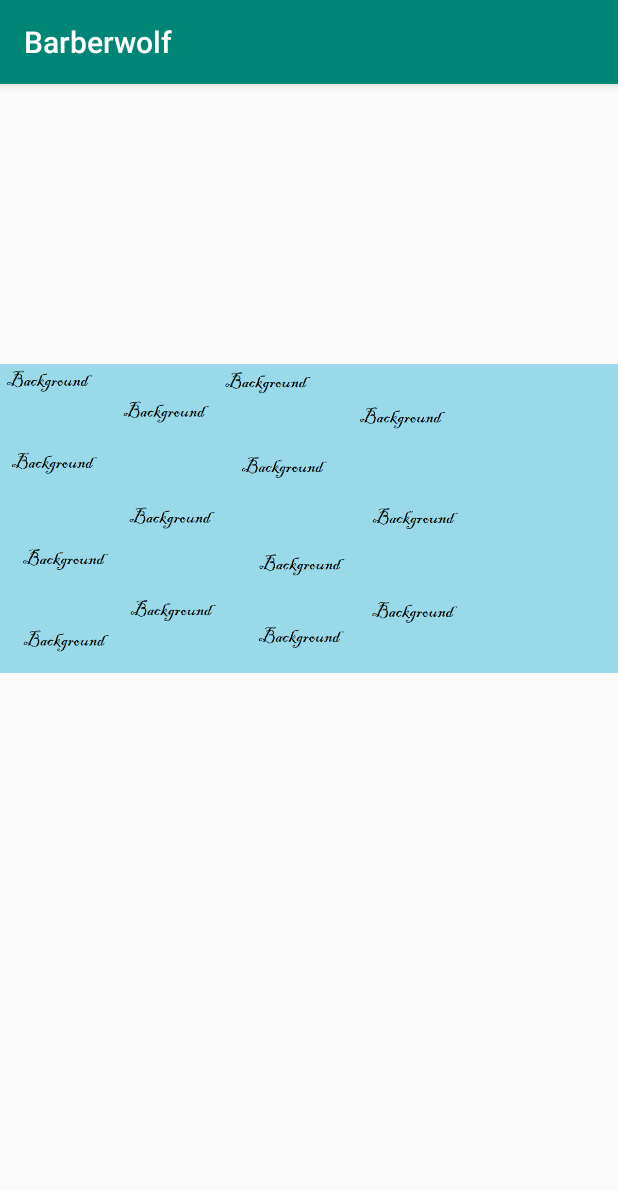
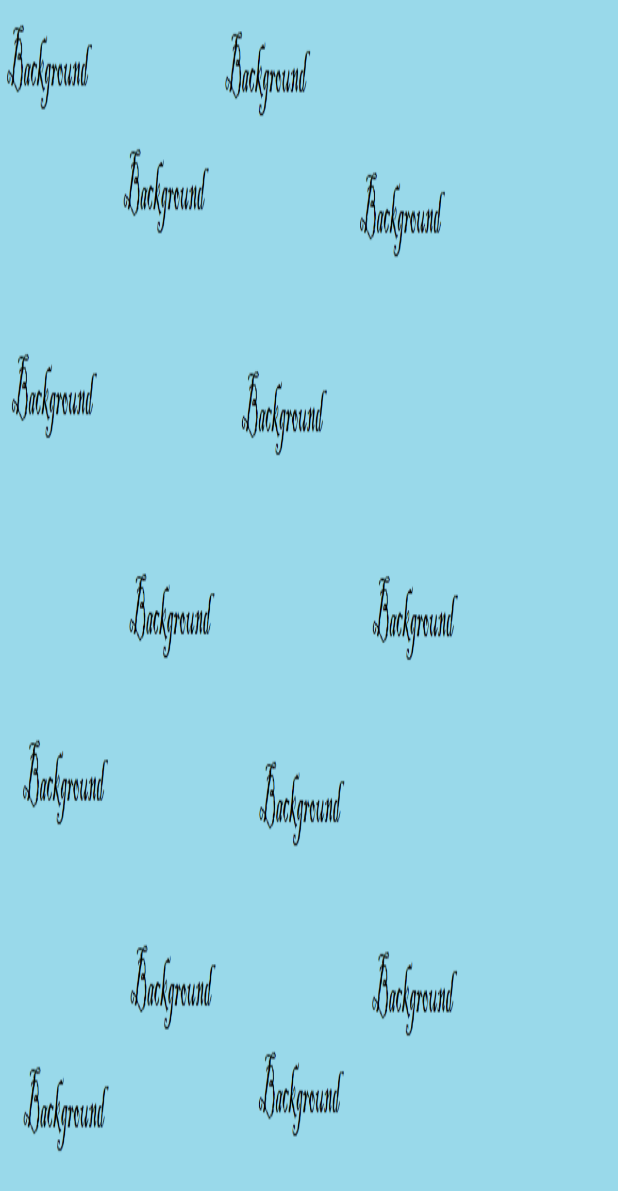
Before and after one commit to Nenartovich/Barberwolf, an Android app: the screen it shows after launch (GameField), after a tap on "NEW GAME", on a phone screen of 412 x 824 dp. Shown: the top 1191 px of the screen. Run offline under Robolectric (Android 15) with nearby library versions, the phone set to English and light mode, and no system bars.

Commit message:
Made all fullscreen and fixed background

```diff
--- a/app/src/main/AndroidManifest.xml
+++ b/app/src/main/AndroidManifest.xml
@@ -9,7 +9,7 @@
         android:label="@string/app_name"
         android:roundIcon="@mipmap/ic_launcher_round"
         android:supportsRtl="true"
-        android:theme="@style/AppTheme">
+        android:theme="@style/Theme.AppCompat.NoActionBar">
         <activity android:name=".GameField"/>
         <activity android:name=".MainActivity">
             <intent-filter>
--- a/app/src/main/java/org/project/barberwolf/GameField.java
+++ b/app/src/main/java/org/project/barberwolf/GameField.java
@@ -1,7 +1,15 @@
 package org.project.barberwolf;
 
+import android.content.Context;
+import android.graphics.Bitmap;
+import android.graphics.Canvas;
+import android.graphics.Color;
+import android.graphics.Paint;
 import android.os.Bundle;
+import android.view.View;
+import android.view.WindowManager;
 import android.widget.Button;
+import android.widget.ImageView;
 
 import androidx.appcompat.app.AppCompatActivity;
 
@@ -10,6 +18,8 @@
     @Override
     public void onCreate(Bundle savedInstanceState) {
         super.onCreate(savedInstanceState);
+        getWindow().setFlags(WindowManager.LayoutParams.FLAG_FULLSCREEN,
+                WindowManager.LayoutParams.FLAG_FULLSCREEN);
         setContentView(R.layout.game_field);
     }
 }
--- a/app/src/main/java/org/project/barberwolf/MainActivity.java
+++ b/app/src/main/java/org/project/barberwolf/MainActivity.java
@@ -5,6 +5,7 @@
 import android.content.Intent;
 import android.os.Bundle;
 import android.view.View;
+import android.view.WindowManager;
 import android.widget.Button;
 
 
@@ -13,6 +14,8 @@
     @Override
     protected void onCreate(Bundle savedInstanceState) {
         super.onCreate(savedInstanceState);
+        getWindow().setFlags(WindowManager.LayoutParams.FLAG_FULLSCREEN,
+                WindowManager.LayoutParams.FLAG_FULLSCREEN);
         setContentView(R.layout.activity_main);
         final Button newGameButton = (Button) findViewById(R.id.newGameButton);
         Button settingsButton = (Button) findViewById(R.id.settingsButton);
@@ -21,7 +24,6 @@
         newGameButton.setOnClickListener(new View.OnClickListener() {
             @Override
             public void onClick(View v) {
-                // Go to the new game screen
                 Intent intent = new Intent(MainActivity.this, GameField.class);
                 startActivity(intent);
             }
--- a/app/src/main/res/layout/game_field.xml
+++ b/app/src/main/res/layout/game_field.xml
@@ -1,13 +1,7 @@
 <?xml version="1.0" encoding="utf-8"?>
 <LinearLayout xmlns:android="http://schemas.android.com/apk/res/android"
     xmlns:app="http://schemas.android.com/apk/res-auto"
-    android:orientation="horizontal" android:layout_width="match_parent"
-    android:layout_height="match_parent">
-
-    <ImageView
-        android:id="@+id/imageView2"
-        android:layout_width="814dp"
-        android:layout_height="wrap_content"
-        android:layout_weight="1"
-        app:srcCompat="@drawable/background" />
-</LinearLayout>
+    android:layout_width="match_parent"
+    android:layout_height="match_parent"
+    android:background="@drawable/background"
+    android:orientation="horizontal" />
```
Also changed, not shown: app/src/main/res/drawable/grass.png (added).
